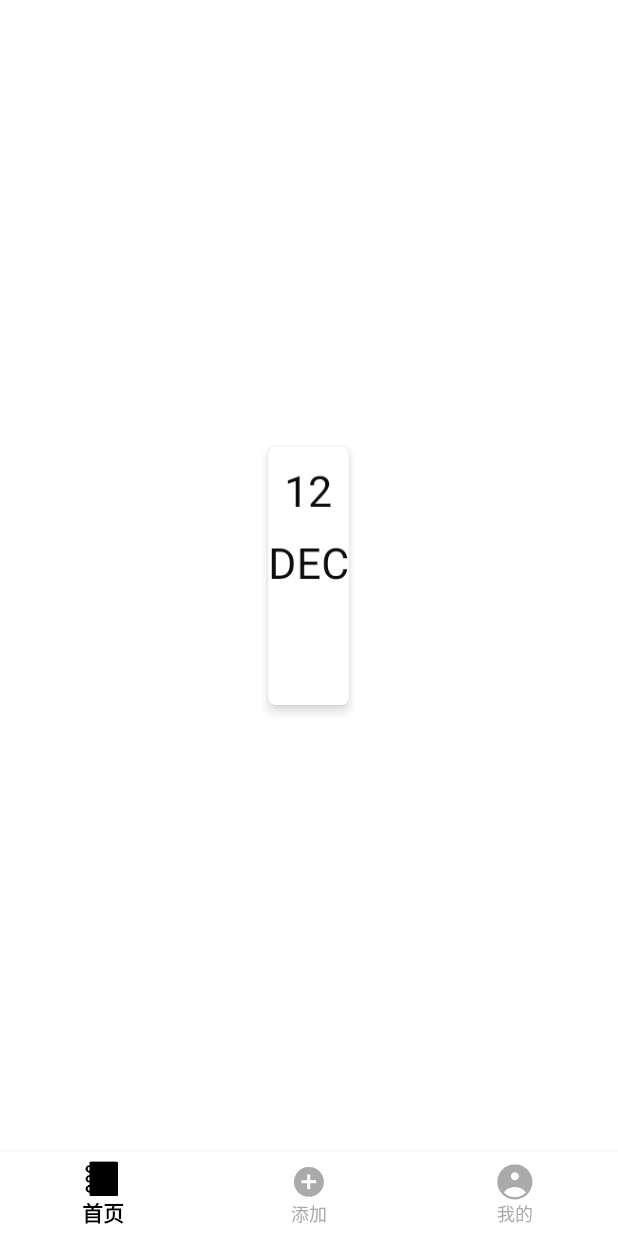
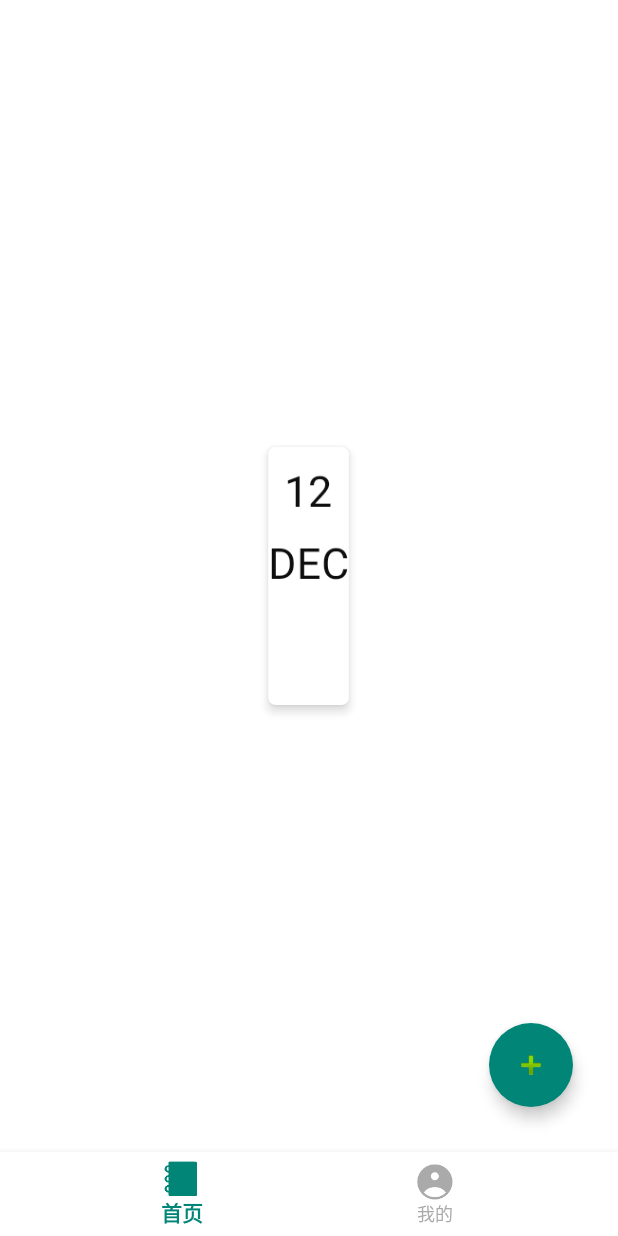
Before and after one commit to Zoeie/zoe_diary_app, an Android app: the screen it shows after launch (DiaryActivity), on a phone screen of 412 x 824 dp. Run offline under Robolectric (Android 15) with nearby library versions, the phone set to English and light mode, and no system bars; our stand-ins replace ButterKnife, RxJava; libraries missing offline, so code that uses them is left out: com.chad.library; 2 statements that could not run were skipped.

Commit message:
调整颜色

```diff
--- a/app/src/main/java/com/zoe/diary/DiaryActivity.java
+++ b/app/src/main/java/com/zoe/diary/DiaryActivity.java
@@ -40,9 +40,6 @@ public class DiaryActivity extends BaseMVPActivity<DiaryPresenter, DiaryContract
                         switchFragment(lastFragment, 0);
                         lastFragment = 0;
                     }
-                    return true;
-                case R.id.navigation_buy:
-                    startActivity(new Intent(DiaryActivity.this, DiaryEditActivity.class));
                     return true;
                 case R.id.navigation_user:
                     LogUtil.d("navigation_user lastFragment:" + lastFragment);
@@ -111,4 +108,9 @@ public class DiaryActivity extends BaseMVPActivity<DiaryPresenter, DiaryContract
         //根据角标将fragment显示出来
         transaction.show(fragmentList[index]).commitAllowingStateLoss();
     }
+
+    @OnClick(R.id.fbtn_add_diary)
+    public void onAddDiary() {
+        startActivity(new Intent(DiaryActivity.this, DiaryEditActivity.class));
+    }
 }
--- a/app/src/main/res/color/diary_text_color.xml
+++ b/app/src/main/res/color/diary_text_color.xml
@@ -1,5 +1,5 @@
 <?xml version="1.0" encoding="utf-8"?>
 <selector xmlns:android="http://schemas.android.com/apk/res/android">
-    <item android:color="@android:color/black" android:state_checked="true"/>
+    <item android:color="@color/colorPrimary" android:state_checked="true"/>
     <item android:color="@android:color/darker_gray" android:state_checked="false"/>
 </selector>
--- a/app/src/main/res/layout/activity_main.xml
+++ b/app/src/main/res/layout/activity_main.xml
@@ -23,4 +23,23 @@
         app:itemIconTint="@color/diary_text_color"
         app:itemTextColor="@color/diary_text_color"
         app:menu="@menu/navigation" />
+
+    <com.google.android.material.floatingactionbutton.FloatingActionButton
+        android:layout_margin="30dp"
+        android:layout_alignParentEnd="true"
+        android:layout_above="@id/bnv_main"
+        android:id="@+id/fbtn_add_diary"
+        android:layout_width="wrap_content"
+        android:layout_height="wrap_content"
+        android:layout_gravity="end|bottom"
+        android:layout_marginRight="20dp"
+        android:layout_marginBottom="20dp"
+        android:backgroundTint="@color/colorPrimary"
+        android:clickable="true"
+        android:focusable="true"
+        android:src="@android:drawable/ic_input_add"
+        app:borderWidth="0dp"
+        app:elevation="6dp"
+        app:pressedTranslationZ="12dp"
+        app:rippleColor="@color/colorPrimaryDark" />
 </RelativeLayout>
--- a/app/src/main/res/menu/navigation.xml
+++ b/app/src/main/res/menu/navigation.xml
@@ -6,11 +6,6 @@
         android:title="@string/diary_menu_str" />
 
     <item
-        android:id="@+id/navigation_buy"
-        android:icon="@mipmap/diary_add_icon"
-        android:title="@string/diary_add_str" />
-
-    <item
         android:id="@+id/navigation_user"
         android:icon="@mipmap/diary_my_icon"
         android:title="@string/diary_my_str" />
```
